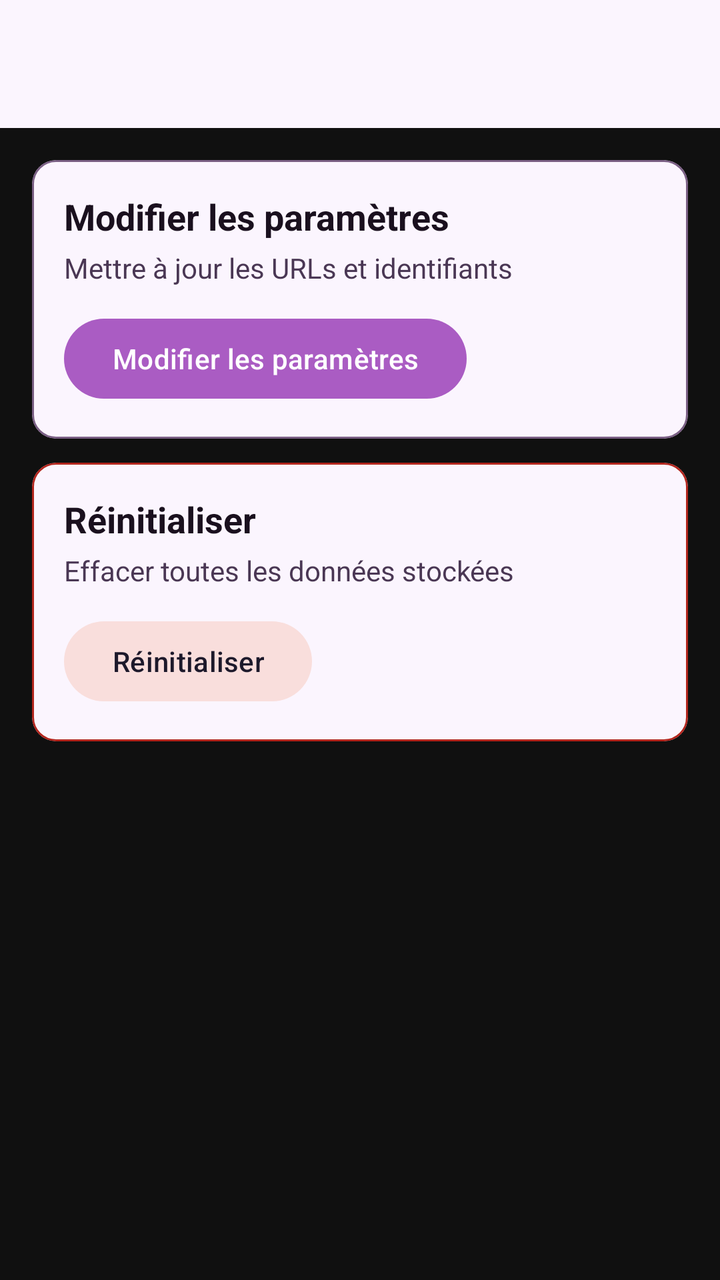
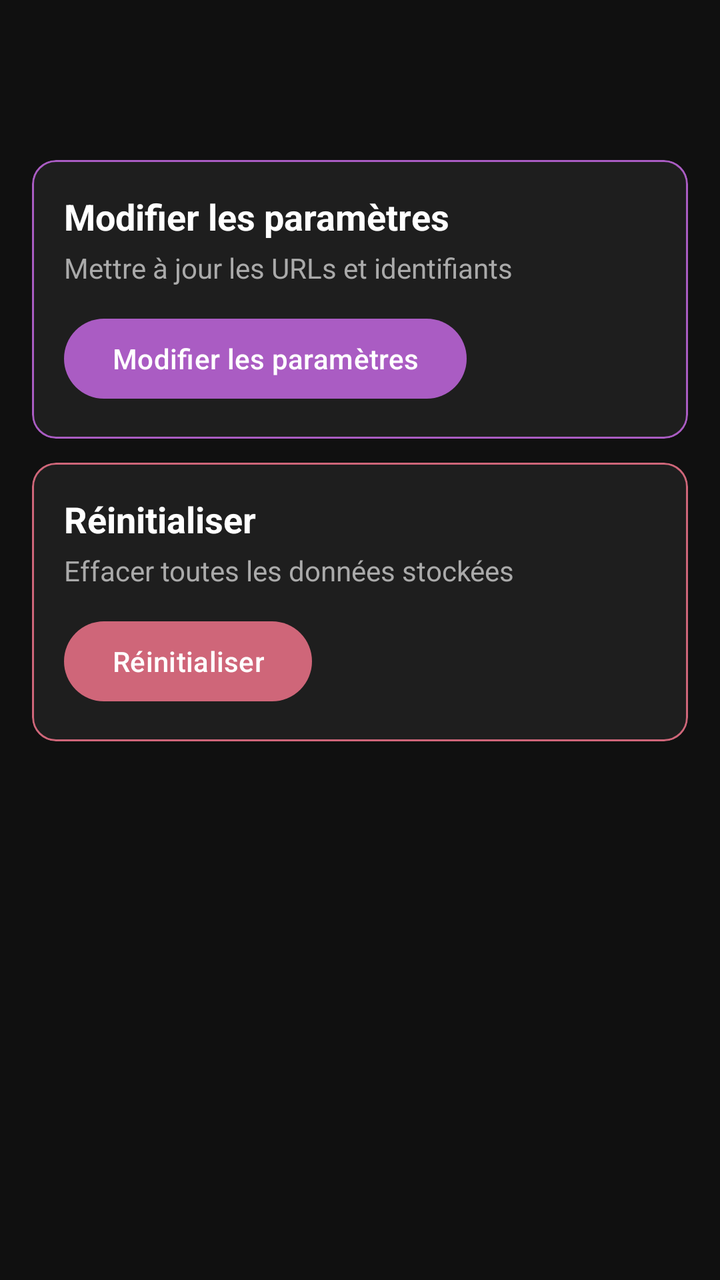

Two renders of the same Android screen: before a commit and after it. Below are the layout's source before the change and the commit's diff.
<!-- AndroidManifest.xml: application theme Theme.SpotDL -->
<!-- res/layout/activity_settings.xml -->
<?xml version="1.0" encoding="utf-8"?>
<androidx.coordinatorlayout.widget.CoordinatorLayout
    xmlns:android="http://schemas.android.com/apk/res/android"
    xmlns:app="http://schemas.android.com/apk/res-auto"
    android:layout_width="match_parent"
    android:layout_height="match_parent"
    android:background="#101010">

    <com.google.android.material.appbar.AppBarLayout
        android:layout_width="match_parent"
        android:layout_height="wrap_content">

        <com.google.android.material.appbar.MaterialToolbar
            android:id="@+id/toolbar"
            android:layout_width="match_parent"
            android:layout_height="?attr/actionBarSize" />

    </com.google.android.material.appbar.AppBarLayout>

    <LinearLayout
        android:layout_width="match_parent"
        android:layout_height="wrap_content"
        android:orientation="vertical"
        android:padding="16dp"
        app:layout_behavior="@string/appbar_scrolling_view_behavior">

        <com.google.android.material.card.MaterialCardView
            android:layout_width="match_parent"
            android:layout_height="wrap_content"
            android:layout_marginBottom="12dp"
            app:cardElevation="0dp"
            app:strokeWidth="1dp"
            app:strokeColor="?attr/colorOutline">

            <LinearLayout
                android:layout_width="match_parent"
                android:layout_height="wrap_content"
                android:orientation="vertical"
                android:padding="16dp">

                <TextView
                    android:layout_width="wrap_content"
                    android:layout_height="wrap_content"
                    android:text="@string/btn_modifier"
                    android:textSize="18sp"
                    android:textStyle="bold"
                    android:textColor="?attr/colorOnSurface"
                    android:layout_marginBottom="4dp" />

                <TextView
                    android:layout_width="wrap_content"
                    android:layout_height="wrap_content"
                    android:text="Mettre à jour les URLs et identifiants"
                    android:textSize="14sp"
                    android:textColor="?attr/colorOnSurfaceVariant"
                    android:layout_marginBottom="12dp" />

                <com.google.android.material.button.MaterialButton
                    android:id="@+id/btnModifier"
                    android:layout_width="wrap_content"
                    android:layout_height="wrap_content"
                    android:text="@string/btn_modifier" />

            </LinearLayout>

        </com.google.android.material.card.MaterialCardView>

        <com.google.android.material.card.MaterialCardView
            android:layout_width="match_parent"
            android:layout_height="wrap_content"
            app:cardElevation="0dp"
            app:strokeWidth="1dp"
            app:strokeColor="?attr/colorError">

            <LinearLayout
                android:layout_width="match_parent"
                android:layout_height="wrap_content"
                android:orientation="vertical"
                android:padding="16dp">

                <TextView
                    android:layout_width="wrap_content"
                    android:layout_height="wrap_content"
                    android:text="@string/btn_reinitialiser"
                    android:textSize="18sp"
                    android:textStyle="bold"
                    android:textColor="?attr/colorOnSurface"
                    android:layout_marginBottom="4dp" />

                <TextView
                    android:layout_width="wrap_content"
                    android:layout_height="wrap_content"
                    android:text="Effacer toutes les données stockées"
                    android:textSize="14sp"
                    android:textColor="?attr/colorOnSurfaceVariant"
                    android:layout_marginBottom="12dp" />

                <com.google.android.material.button.MaterialButton
                    android:id="@+id/btnReinitialiser"
                    style="@style/Widget.Material3.Button.TonalButton"
                    android:layout_width="wrap_content"
                    android:layout_height="wrap_content"
                    android:text="@string/btn_reinitialiser"
                    app:backgroundTint="?attr/colorErrorContainer" />

            </LinearLayout>

        </com.google.android.material.card.MaterialCardView>

    </LinearLayout>

</androidx.coordinatorlayout.widget.CoordinatorLayout>
<!-- resources referenced by this layout -->
<resources>
  <string name="btn_modifier">Modifier les paramètres</string>
  <string name="btn_reinitialiser">Réinitialiser</string>
  <style name="Theme.SpotDL" parent="Theme.Material3.DayNight.NoActionBar">
          <item name="colorPrimary">@color/md_theme_light_primary</item>
          <item name="colorOnPrimary">@color/md_theme_light_onPrimary</item>
          <item name="colorPrimaryContainer">@color/md_theme_light_primaryContainer</item>
          <item name="colorOnPrimaryContainer">@color/md_theme_light_onPrimaryContainer</item>
          <item name="android:colorBackground">@color/md_theme_light_background</item>
          <item name="colorOnBackground">@color/md_theme_light_onBackground</item>
          <item name="colorSurface">@color/md_theme_light_surface</item>
          <item name="colorOnSurface">@color/md_theme_light_onSurface</item>
          <item name="colorSurfaceVariant">@color/md_theme_light_surfaceVariant</item>
          <item name="colorOnSurfaceVariant">@color/md_theme_light_onSurfaceVariant</item>
          <item name="colorOutline">@color/md_theme_light_outline</item>
      </style>
  <color name="md_theme_light_primary">#AA5CC3</color>
  <color name="md_theme_light_onPrimary">#FFFFFF</color>
  <color name="md_theme_light_primaryContainer">#EECFF7</color>
  <color name="md_theme_light_onPrimaryContainer">#2A0040</color>
  <color name="md_theme_light_background">#FBF5FE</color>
  <color name="md_theme_light_onBackground">#1A101E</color>
  <color name="md_theme_light_surface">#FBF5FE</color>
  <color name="md_theme_light_onSurface">#1A101E</color>
  <color name="md_theme_light_surfaceVariant">#EBDAF2</color>
  <color name="md_theme_light_onSurfaceVariant">#4A3754</color>
  <color name="md_theme_light_outline">#7A5F84</color>
</resources>

<!-- the commit's change to res/layout/activity_settings.xml (unified diff, before → after) -->
@@ -8,12 +8,15 @@
 
     <com.google.android.material.appbar.AppBarLayout
         android:layout_width="match_parent"
-        android:layout_height="wrap_content">
+        android:layout_height="wrap_content"
+        android:backgroundTint="#101010">
 
         <com.google.android.material.appbar.MaterialToolbar
             android:id="@+id/toolbar"
             android:layout_width="match_parent"
-            android:layout_height="?attr/actionBarSize" />
+            android:layout_height="?attr/actionBarSize"
+            android:background="#101010"
+            app:titleTextColor="@android:color/white" />
 
     </com.google.android.material.appbar.AppBarLayout>
 
@@ -28,9 +31,10 @@
             android:layout_width="match_parent"
             android:layout_height="wrap_content"
             android:layout_marginBottom="12dp"
+            app:cardBackgroundColor="#1E1E1E"
             app:cardElevation="0dp"
             app:strokeWidth="1dp"
-            app:strokeColor="?attr/colorOutline">
+            app:strokeColor="#AA5CC3">
 
             <LinearLayout
                 android:layout_width="match_parent"
@@ -44,7 +48,7 @@
                     android:text="@string/btn_modifier"
                     android:textSize="18sp"
                     android:textStyle="bold"
-                    android:textColor="?attr/colorOnSurface"
+                    android:textColor="@android:color/white"
                     android:layout_marginBottom="4dp" />
 
                 <TextView
@@ -52,14 +56,15 @@
                     android:layout_height="wrap_content"
                     android:text="Mettre à jour les URLs et identifiants"
                     android:textSize="14sp"
-                    android:textColor="?attr/colorOnSurfaceVariant"
+                    android:textColor="#AAAAAA"
                     android:layout_marginBottom="12dp" />
 
                 <com.google.android.material.button.MaterialButton
                     android:id="@+id/btnModifier"
                     android:layout_width="wrap_content"
                     android:layout_height="wrap_content"
-                    android:text="@string/btn_modifier" />
+                    android:text="@string/btn_modifier"
+                    app:backgroundTint="#AA5CC3" />
 
             </LinearLayout>
 
@@ -68,9 +73,10 @@
         <com.google.android.material.card.MaterialCardView
             android:layout_width="match_parent"
             android:layout_height="wrap_content"
+            app:cardBackgroundColor="#1E1E1E"
             app:cardElevation="0dp"
             app:strokeWidth="1dp"
-            app:strokeColor="?attr/colorError">
+            app:strokeColor="#CF6679">
 
             <LinearLayout
                 android:layout_width="match_parent"
@@ -84,7 +90,7 @@
                     android:text="@string/btn_reinitialiser"
                     android:textSize="18sp"
                     android:textStyle="bold"
-                    android:textColor="?attr/colorOnSurface"
+                    android:textColor="@android:color/white"
                     android:layout_marginBottom="4dp" />
 
                 <TextView
@@ -92,16 +98,15 @@
                     android:layout_height="wrap_content"
                     android:text="Effacer toutes les données stockées"
                     android:textSize="14sp"
-                    android:textColor="?attr/colorOnSurfaceVariant"
+                    android:textColor="#AAAAAA"
                     android:layout_marginBottom="12dp" />
 
                 <com.google.android.material.button.MaterialButton
                     android:id="@+id/btnReinitialiser"
-                    style="@style/Widget.Material3.Button.TonalButton"
                     android:layout_width="wrap_content"
                     android:layout_height="wrap_content"
                     android:text="@string/btn_reinitialiser"
-                    app:backgroundTint="?attr/colorErrorContainer" />
+                    app:backgroundTint="#CF6679" />
 
             </LinearLayout>
 
